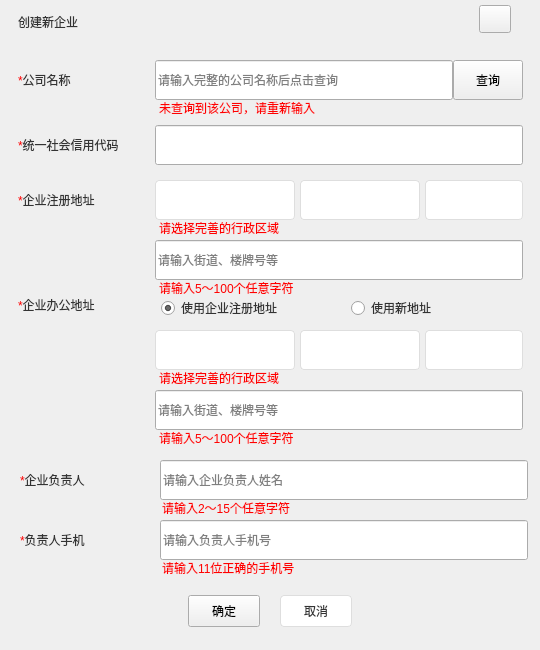
First picture: the form in src/ZcloudEntCenter/CreateEntInfoWidget.ui, repository gispda/ZcloudDesk, before the edit.
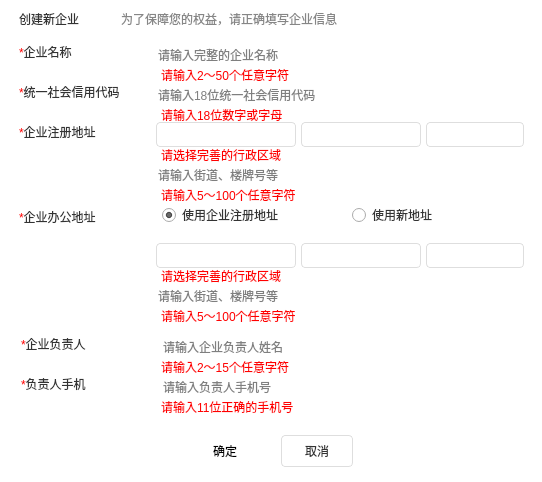
Second picture: the form after the edit. Icons and pictures are not drawn.

```diff
--- a/src/ZcloudEntCenter/CreateEntInfoWidget.ui
+++ b/src/ZcloudEntCenter/CreateEntInfoWidget.ui
@@ -6,59 +6,90 @@
    <rect>
     <x>0</x>
     <y>0</y>
-    <width>540</width>
-    <height>650</height>
+    <width>542</width>
+    <height>482</height>
    </rect>
   </property>
   <property name="minimumSize">
    <size>
-    <width>539</width>
-    <height>493</height>
+    <width>542</width>
+    <height>392</height>
    </size>
   </property>
   <property name="maximumSize">
    <size>
-    <width>800</width>
-    <height>900</height>
+    <width>542</width>
+    <height>482</height>
    </size>
   </property>
   <property name="windowTitle">
    <string>Form</string>
   </property>
-  <widget class="QWidget" name="verticalLayoutWidget">
+  <property name="styleSheet">
+   <string notr="true">QWidget#CreateEntInfoWidget{background-color: rgb(255, 255, 255);border-radius:8px;}</string>
+  </property>
+  <widget class="QWidget" name="widget_4" native="true">
    <property name="geometry">
     <rect>
-     <x>0</x>
-     <y>0</y>
-     <width>541</width>
-     <height>641</height>
+     <x>1</x>
+     <y>1</y>
+     <width>540</width>
+     <height>480</height>
     </rect>
    </property>
-   <layout class="QVBoxLayout" name="verticalLayout">
+   <property name="minimumSize">
+    <size>
+     <width>540</width>
+     <height>420</height>
+    </size>
+   </property>
+   <property name="maximumSize">
+    <size>
+     <width>540</width>
+     <height>480</height>
+    </size>
+   </property>
+   <property name="styleSheet">
+    <string notr="true">border-radius:8px;
+background-color: rgb(255, 255, 255);</string>
+   </property>
+   <layout class="QVBoxLayout" name="verticalLayout_3">
     <property name="spacing">
      <number>0</number>
     </property>
-    <property name="sizeConstraint">
-     <enum>QLayout::SetMinimumSize</enum>
+    <property name="leftMargin">
+     <number>0</number>
+    </property>
+    <property name="topMargin">
+     <number>0</number>
+    </property>
+    <property name="rightMargin">
+     <number>0</number>
     </property>
     <property name="bottomMargin">
      <number>0</number>
     </property>
     <item>
      <widget class="QWidget" name="widget" native="true">
+      <property name="minimumSize">
+       <size>
+        <width>540</width>
+        <height>230</height>
+       </size>
+      </property>
       <property name="maximumSize">
        <size>
         <width>540</width>
-        <height>320</height>
+        <height>230</height>
        </size>
       </property>
       <widget class="QComboBox" name="comboBoxArea">
        <property name="geometry">
         <rect>
          <x>425</x>
-         <y>180</y>
+         <y>120</y>
          <width>98</width>
-         <height>40</height>
+         <height>25</height>
         </rect>
        </property>
        <property name="sizePolicy">
@@ -70,13 +101,13 @@
        <property name="minimumSize">
         <size>
          <width>98</width>
-         <height>40</height>
+         <height>25</height>
         </size>
        </property>
        <property name="maximumSize">
         <size>
          <width>98</width>
-         <height>40</height>
+         <height>25</height>
         </size>
        </property>
        <property name="styleSheet">
@@ -107,8 +138,8 @@
       <widget class="QLabel" name="labelAddressError">
        <property name="geometry">
         <rect>
-         <x>159</x>
-         <y>280</y>
+         <x>160</x>
+         <y>185</y>
          <width>191</width>
          <height>15</height>
         </rect>
@@ -144,9 +175,9 @@
        <property name="geometry">
         <rect>
          <x>155</x>
-         <y>125</y>
+         <y>80</y>
          <width>368</width>
-         <height>40</height>
+         <height>25</height>
         </rect>
        </property>
        <property name="sizePolicy">
@@ -158,13 +189,13 @@
        <property name="minimumSize">
         <size>
          <width>368</width>
-         <height>40</height>
+         <height>25</height>
         </size>
        </property>
        <property name="maximumSize">
         <size>
          <width>368</width>
-         <height>40</height>
+         <height>25</height>
         </size>
        </property>
        <property name="styleSheet">
@@ -179,14 +210,14 @@
         <bool>false</bool>
        </property>
        <property name="placeholderText">
-        <string/>
+        <string>请输入18位统一社会信用代码</string>
        </property>
       </widget>
       <widget class="QLabel" name="label_4">
        <property name="geometry">
         <rect>
          <x>18</x>
-         <y>290</y>
+         <y>200</y>
          <width>100</width>
          <height>30</height>
         </rect>
@@ -221,8 +252,8 @@
       <widget class="QLabel" name="labelAreaError">
        <property name="geometry">
         <rect>
-         <x>159</x>
-         <y>220</y>
+         <x>160</x>
+         <y>145</y>
          <width>131</width>
          <height>15</height>
         </rect>
@@ -258,9 +289,9 @@
        <property name="geometry">
         <rect>
          <x>155</x>
-         <y>60</y>
-         <width>298</width>
-         <height>40</height>
+         <y>40</y>
+         <width>368</width>
+         <height>25</height>
         </rect>
        </property>
        <property name="sizePolicy">
@@ -271,14 +302,14 @@
        </property>
        <property name="minimumSize">
         <size>
-         <width>260</width>
-         <height>40</height>
+         <width>368</width>
+         <height>25</height>
         </size>
        </property>
        <property name="maximumSize">
         <size>
          <width>368</width>
-         <height>40</height>
+         <height>25</height>
         </size>
        </property>
        <property name="styleSheet">
@@ -293,7 +324,7 @@
         <bool>false</bool>
        </property>
        <property name="placeholderText">
-        <string>请输入完整的公司名称后点击查询</string>
+        <string>请输入完整的企业名称</string>
        </property>
       </widget>
       <widget class="QPushButton" name="closeButton">
@@ -335,9 +366,9 @@
        <property name="geometry">
         <rect>
          <x>155</x>
-         <y>180</y>
+         <y>120</y>
          <width>140</width>
-         <height>40</height>
+         <height>25</height>
         </rect>
        </property>
        <property name="sizePolicy">
@@ -349,13 +380,13 @@
        <property name="minimumSize">
         <size>
          <width>140</width>
-         <height>40</height>
+         <height>25</height>
         </size>
        </property>
        <property name="maximumSize">
         <size>
          <width>140</width>
-         <height>40</height>
+         <height>25</height>
         </size>
        </property>
        <property name="styleSheet">
@@ -387,7 +418,7 @@
        <property name="geometry">
         <rect>
          <x>18</x>
-         <y>65</y>
+         <y>35</y>
          <width>61</width>
          <height>30</height>
         </rect>
@@ -416,16 +447,16 @@
 border-bottom:0px;</string>
        </property>
        <property name="text">
-        <string>&lt;font color = red&gt;*&lt;/font&gt;&lt;font color =#333333&gt;公司名称&lt;/font&gt;</string>
+        <string>&lt;font color = red&gt;*&lt;/font&gt;&lt;font color =#333333&gt;企业名称&lt;/font&gt;</string>
        </property>
       </widget>
       <widget class="QLineEdit" name="lineEditAddress">
        <property name="geometry">
         <rect>
          <x>155</x>
-         <y>240</y>
+         <y>160</y>
          <width>368</width>
-         <height>40</height>
+         <height>25</height>
         </rect>
        </property>
        <property name="sizePolicy">
@@ -437,13 +468,13 @@
        <property name="minimumSize">
         <size>
          <width>368</width>
-         <height>40</height>
+         <height>25</height>
         </size>
        </property>
        <property name="maximumSize">
         <size>
          <width>368</width>
-         <height>40</height>
+         <height>25</height>
         </size>
        </property>
        <property name="styleSheet">
@@ -465,7 +496,7 @@
        <property name="geometry">
         <rect>
          <x>351</x>
-         <y>300</y>
+         <y>205</y>
          <width>151</width>
          <height>16</height>
         </rect>
@@ -483,7 +514,7 @@
        <property name="geometry">
         <rect>
          <x>18</x>
-         <y>15</y>
+         <y>10</y>
          <width>91</width>
          <height>14</height>
         </rect>
@@ -519,7 +550,7 @@
        <property name="geometry">
         <rect>
          <x>161</x>
-         <y>300</y>
+         <y>205</y>
          <width>161</width>
          <height>16</height>
         </rect>
@@ -540,7 +571,7 @@
        <property name="geometry">
         <rect>
          <x>18</x>
-         <y>130</y>
+         <y>75</y>
          <width>120</width>
          <height>30</height>
         </rect>
@@ -576,7 +607,7 @@
        <property name="geometry">
         <rect>
          <x>18</x>
-         <y>185</y>
+         <y>115</y>
          <width>100</width>
          <height>30</height>
         </rect>
@@ -608,48 +639,11 @@
         <string>&lt;font color = red&gt;*&lt;/font&gt;&lt;font color =#333333&gt;企业注册地址&lt;/font&gt;</string>
        </property>
       </widget>
-      <widget class="QPushButton" name="buttonSearch">
+      <widget class="QLabel" name="labelCompNameErr">
        <property name="geometry">
         <rect>
-         <x>453</x>
-         <y>60</y>
-         <width>70</width>
-         <height>40</height>
-        </rect>
-       </property>
-       <property name="sizePolicy">
-        <sizepolicy hsizetype="Fixed" vsizetype="Fixed">
-         <horstretch>0</horstretch>
-         <verstretch>0</verstretch>
-        </sizepolicy>
-       </property>
-       <property name="minimumSize">
-        <size>
-         <width>70</width>
-         <height>32</height>
-        </size>
-       </property>
-       <property name="maximumSize">
-        <size>
-         <width>72</width>
-         <height>40</height>
-        </size>
-       </property>
-       <property name="styleSheet">
-        <string notr="true">QPushButton{background-color:qlineargradient(spread:pad, x1:0, y1:0, x2:1, y2:0, stop:0 rgba(2, 164, 253, 1), stop:1 rgba(31, 139, 237, 1));border-radius:4px;font: 14px &quot;微软雅黑&quot;;color:rgba(255, 255, 255, 1);}
-			QPushButton:hover,pressed{ background-color: qlineargradient(spread:pad, x1:0, y1:0, x2:0, y2:1, stop:0 rgba(40, 178, 253, 1),stop:1 rgba(64, 156, 240, 1));
-		  border-radius:4px;font: 14px &quot;微软雅黑&quot;;color:rgba(255, 255, 255, 1);}
-QPushButton:disabled{ background-color:rgba(200,200,200,1);border-radius:4px;};</string>
-       </property>
-       <property name="text">
-        <string>查询</string>
-       </property>
-      </widget>
-      <widget class="QLabel" name="labelCompanyNotFound">
-       <property name="geometry">
-        <rect>
-         <x>159</x>
-         <y>100</y>
+         <x>160</x>
+         <y>65</y>
          <width>271</width>
          <height>15</height>
         </rect>
@@ -678,16 +672,16 @@
 border-bottom:0px;</string>
        </property>
        <property name="text">
-        <string>未查询到该公司，请重新输入</string>
+        <string>请输入2～50个任意字符</string>
        </property>
       </widget>
       <widget class="QComboBox" name="comboBoxCity">
        <property name="geometry">
         <rect>
          <x>300</x>
-         <y>180</y>
+         <y>120</y>
          <width>120</width>
-         <height>40</height>
+         <height>25</height>
         </rect>
        </property>
        <property name="sizePolicy">
@@ -699,13 +693,13 @@
        <property name="minimumSize">
         <size>
          <width>120</width>
-         <height>40</height>
+         <height>25</height>
         </size>
        </property>
        <property name="maximumSize">
         <size>
          <width>120</width>
-         <height>40</height>
+         <height>25</height>
         </size>
        </property>
        <property name="styleSheet">
@@ -733,14 +727,92 @@
         <bool>true</bool>
        </property>
       </widget>
+      <widget class="QLabel" name="labelCompCodeErr">
+       <property name="geometry">
+        <rect>
+         <x>160</x>
+         <y>105</y>
+         <width>271</width>
+         <height>15</height>
+        </rect>
+       </property>
+       <property name="sizePolicy">
+        <sizepolicy hsizetype="Preferred" vsizetype="Fixed">
+         <horstretch>0</horstretch>
+         <verstretch>0</verstretch>
+        </sizepolicy>
+       </property>
+       <property name="minimumSize">
+        <size>
+         <width>0</width>
+         <height>15</height>
+        </size>
+       </property>
+       <property name="maximumSize">
+        <size>
+         <width>16777215</width>
+         <height>15</height>
+        </size>
+       </property>
+       <property name="styleSheet">
+        <string notr="true">font: 12px &quot;微软雅黑&quot;;
+color: #ff0000;
+border-bottom:0px;</string>
+       </property>
+       <property name="text">
+        <string>请输入18位数字或字母</string>
+       </property>
+      </widget>
+      <widget class="QLabel" name="label_6">
+       <property name="geometry">
+        <rect>
+         <x>120</x>
+         <y>10</y>
+         <width>250</width>
+         <height>14</height>
+        </rect>
+       </property>
+       <property name="sizePolicy">
+        <sizepolicy hsizetype="Preferred" vsizetype="Fixed">
+         <horstretch>0</horstretch>
+         <verstretch>0</verstretch>
+        </sizepolicy>
+       </property>
+       <property name="minimumSize">
+        <size>
+         <width>56</width>
+         <height>14</height>
+        </size>
+       </property>
+       <property name="maximumSize">
+        <size>
+         <width>300</width>
+         <height>14</height>
+        </size>
+       </property>
+       <property name="styleSheet">
+        <string notr="true">font: 12px &quot;微软雅黑&quot;;
+color:#868686;
+border-bottom:0px;</string>
+       </property>
+       <property name="text">
+        <string>为了保障您的权益，请正确填写企业信息</string>
+       </property>
+      </widget>
      </widget>
     </item>
     <item>
      <widget class="QWidget" name="widgetAddressOffice" native="true">
+      <property name="minimumSize">
+       <size>
+        <width>540</width>
+        <height>90</height>
+       </size>
+      </property>
       <property name="maximumSize">
        <size>
         <width>540</width>
-        <height>130</height>
+        <height>90</height>
        </size>
       </property>
       <widget class="QComboBox" name="comboBoxProOffice">
@@ -749,7 +821,7 @@
          <x>155</x>
          <y>10</y>
          <width>140</width>
-         <height>40</height>
+         <height>25</height>
         </rect>
        </property>
        <property name="sizePolicy">
@@ -761,13 +833,13 @@
        <property name="minimumSize">
         <size>
          <width>140</width>
-         <height>40</height>
+         <height>25</height>
         </size>
        </property>
        <property name="maximumSize">
         <size>
          <width>140</width>
-         <height>40</height>
+         <height>25</height>
         </size>
        </property>
        <property name="styleSheet">
@@ -799,9 +871,9 @@
        <property name="geometry">
         <rect>
          <x>155</x>
-         <y>70</y>
+         <y>50</y>
          <width>368</width>
-         <height>40</height>
+         <height>25</height>
         </rect>
        </property>
        <property name="sizePolicy">
@@ -813,13 +885,13 @@
        <property name="minimumSize">
         <size>
          <width>368</width>
-         <height>40</height>
+         <height>25</height>
         </size>
        </property>
        <property name="maximumSize">
         <size>
          <width>368</width>
-         <height>40</height>
+         <height>25</height>
         </size>
        </property>
        <property name="styleSheet">
@@ -840,8 +912,8 @@
       <widget class="QLabel" name="labelAddressOfficeError">
        <property name="geometry">
         <rect>
-         <x>159</x>
-         <y>110</y>
+         <x>160</x>
+         <y>75</y>
          <width>191</width>
          <height>15</height>
         </rect>
@@ -879,7 +951,7 @@
          <x>425</x>
          <y>10</y>
          <width>98</width>
-         <height>40</height>
+         <height>25</height>
         </rect>
        </property>
        <property name="sizePolicy">
@@ -891,13 +963,13 @@
        <property name="minimumSize">
         <size>
          <width>98</width>
-         <height>40</height>
+         <height>25</height>
         </size>
        </property>
        <property name="maximumSize">
         <size>
          <width>98</width>
-         <height>40</height>
+         <height>25</height>
         </size>
        </property>
        <property name="styleSheet">
@@ -928,8 +1000,8 @@
       <widget class="QLabel" name="labelAreaOfficeError">
        <property name="geometry">
         <rect>
-         <x>159</x>
-         <y>50</y>
+         <x>160</x>
+         <y>35</y>
          <width>131</width>
          <height>15</height>
         </rect>
@@ -967,7 +1039,7 @@
          <x>300</x>
          <y>10</y>
          <width>120</width>
-         <height>40</height>
+         <height>25</height>
         </rect>
        </property>
        <property name="sizePolicy">
@@ -979,13 +1051,13 @@
        <property name="minimumSize">
         <size>
          <width>120</width>
-         <height>40</height>
+         <height>25</height>
         </size>
        </property>
        <property name="maximumSize">
         <size>
          <width>120</width>
-         <height>40</height>
+         <height>25</height>
         </size>
        </property>
        <property name="styleSheet">
@@ -1017,19 +1089,25 @@
     </item>
     <item>
      <widget class="QWidget" name="widget_2" native="true">
+      <property name="minimumSize">
+       <size>
+        <width>540</width>
+        <height>95</height>
+       </size>
+      </property>
       <property name="maximumSize">
        <size>
         <width>540</width>
-        <height>130</height>
+        <height>95</height>
        </size>
       </property>
       <widget class="QLineEdit" name="lineEditPhone">
        <property name="geometry">
         <rect>
          <x>160</x>
-         <y>70</y>
+         <y>50</y>
          <width>368</width>
-         <height>40</height>
+         <height>25</height>
         </rect>
        </property>
        <property name="sizePolicy">
@@ -1041,13 +1119,13 @@
        <property name="minimumSize">
         <size>
          <width>368</width>
-         <height>40</height>
+         <height>25</height>
         </size>
        </property>
        <property name="maximumSize">
         <size>
          <width>368</width>
-         <height>40</height>
+         <height>25</height>
         </size>
        </property>
        <property name="styleSheet">
@@ -1069,7 +1147,7 @@
        <property name="geometry">
         <rect>
          <x>20</x>
-         <y>75</y>
+         <y>45</y>
          <width>91</width>
          <height>30</height>
         </rect>
@@ -1105,7 +1183,7 @@
        <property name="geometry">
         <rect>
          <x>20</x>
-         <y>15</y>
+         <y>5</y>
          <width>91</width>
          <height>30</height>
         </rect>
@@ -1140,8 +1218,8 @@
       <widget class="QLabel" name="labelPhoneError">
        <property name="geometry">
         <rect>
-         <x>162</x>
-         <y>110</y>
+         <x>160</x>
+         <y>75</y>
          <width>141</width>
          <height>15</height>
         </rect>
@@ -1176,8 +1254,8 @@
       <widget class="QLabel" name="labelLegalPeasonError">
        <property name="geometry">
         <rect>
-         <x>162</x>
-         <y>50</y>
+         <x>160</x>
+         <y>35</y>
          <width>131</width>
          <height>15</height>
         </rect>
@@ -1215,7 +1293,7 @@
          <x>160</x>
          <y>10</y>
          <width>368</width>
-         <height>40</height>
+         <height>25</height>
         </rect>
        </property>
        <property name="sizePolicy">
@@ -1227,13 +1305,13 @@
        <property name="minimumSize">
         <size>
          <width>368</width>
-         <height>40</height>
+         <height>25</height>
         </size>
        </property>
        <property name="maximumSize">
         <size>
          <width>368</width>
-         <height>40</height>
+         <height>25</height>
         </size>
        </property>
        <property name="styleSheet">
@@ -1255,6 +1333,12 @@
     </item>
     <item>
      <widget class="QWidget" name="widget_3" native="true">
+      <property name="minimumSize">
+       <size>
+        <width>540</width>
+        <height>60</height>
+       </size>
+      </property>
       <property name="maximumSize">
        <size>
         <width>540</width>
```
